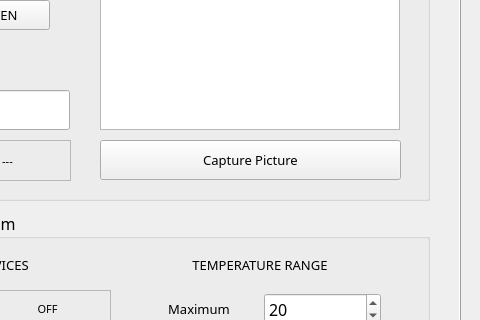
This is applayout.ui in khanhnguyen-08/jarvis as Qt 5 draws it before an edit; both pictures show x 520 to 1000 and y 210 to 530 of the 1000 by 756 pixel window. The edited form follows.
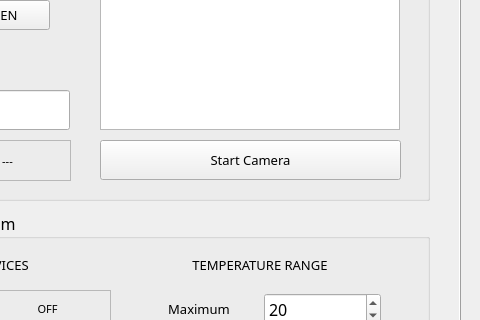
This is the edited form.

```diff
--- a/applayout.ui
+++ b/applayout.ui
@@ -767,7 +767,7 @@
        </font>
       </property>
       <property name="text">
-       <string>Capture Picture</string>
+       <string>Start Camera</string>
       </property>
      </widget>
      <widget class="QLabel" name="textboxDoorStatus">
```
Left out of the diff: 2 changed lines with no effect on the pictures.
